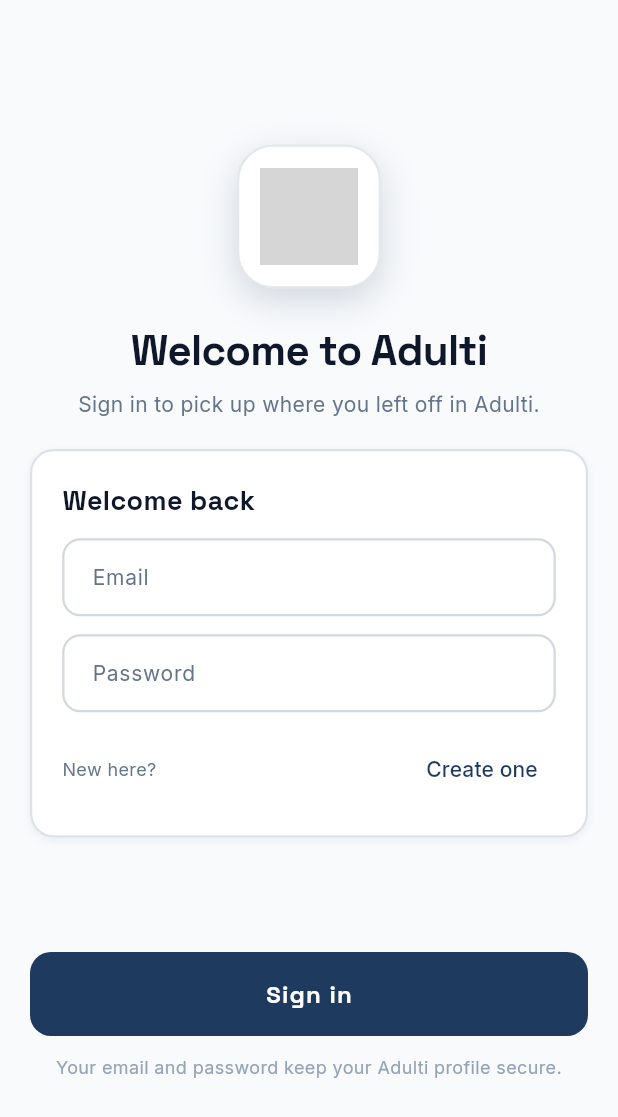
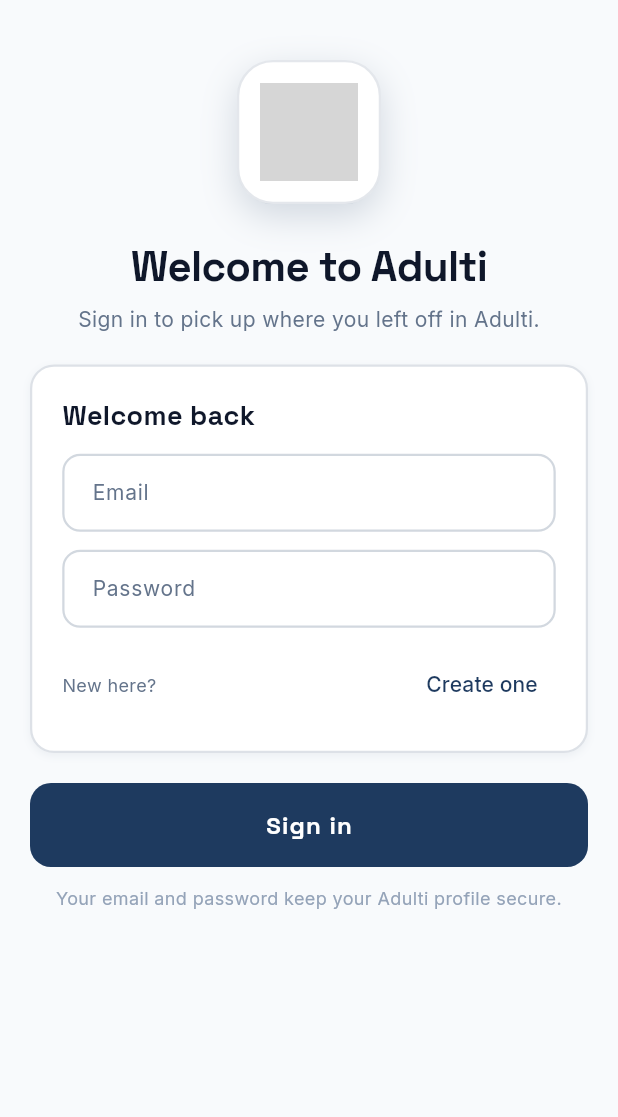
Before and after one commit to larrylaa/Adulti, a Flutter app: the screen it shows after launch, on a phone screen of 412 x 824 dp. Shown: the top 1117 px of the screen. Run offline on Flutter 3.47's test engine with Material 3 defaults, Android fonts, the phone set to English and light mode, and no system bars; drawn by our look-alikes of flutter_animate; our stand-ins replace cloud_firestore, firebase_auth, firebase_core, flutter_riverpod, google_fonts, shared_preferences; accounts and stored records are empty; grey boxes are pictures that could not be loaded.

Commit message:
fix: sizing

```diff
--- a/lib/features/auth/auth_screen.dart
+++ b/lib/features/auth/auth_screen.dart
@@ -82,14 +82,22 @@
 
   @override
   Widget build(BuildContext context) {
+    final bottomInset = MediaQuery.of(context).viewInsets.bottom;
+
     return Scaffold(
       backgroundColor: AppColors.background,
       body: SafeArea(
-        child: Padding(
-          padding: const EdgeInsets.fromLTRB(20, 20, 20, 28),
+        child: LayoutBuilder(
+          builder: (context, constraints) {
+            return SingleChildScrollView(
+              keyboardDismissBehavior: ScrollViewKeyboardDismissBehavior.onDrag,
+              padding: EdgeInsets.fromLTRB(20, 20, 20, 28 + bottomInset),
+              child: ConstrainedBox(
+                constraints: BoxConstraints(minHeight: constraints.maxHeight),
                 child: Column(
+                  mainAxisSize: MainAxisSize.min,
                   children: [
-              const Spacer(flex: 1),
+                    const SizedBox(height: 20),
                     Container(
                           width: 96,
                           height: 96,
@@ -109,7 +117,10 @@
                               ),
                             ],
                           ),
-                    child: Image.asset('adultinlogo.png', fit: BoxFit.contain),
+                          child: Image.asset(
+                            'adultinlogo.png',
+                            fit: BoxFit.contain,
+                          ),
                         )
                         .animate()
                         .fadeIn(duration: 600.ms, delay: 120.ms)
@@ -156,7 +167,9 @@
                               keyboardType: TextInputType.emailAddress,
                               autocorrect: false,
                               textInputAction: TextInputAction.next,
-                        decoration: const InputDecoration(labelText: 'Email'),
+                              decoration: const InputDecoration(
+                                labelText: 'Email',
+                              ),
                               validator: (value) {
                                 final text = value?.trim() ?? '';
                                 if (text.isEmpty) {
@@ -217,7 +230,7 @@
                         ),
                       ),
                     ).animate().fadeIn(duration: 400.ms, delay: 360.ms),
-              const Spacer(flex: 1),
+                    const SizedBox(height: 20),
                     SizedBox(
                       width: double.infinity,
                       child: FilledButton(
@@ -226,9 +239,13 @@
                             ? const SizedBox(
                                 height: 18,
                                 width: 18,
-                          child: CircularProgressIndicator(strokeWidth: 2),
+                                child: CircularProgressIndicator(
+                                  strokeWidth: 2,
+                                ),
                               )
-                      : Text(_isRegisterMode ? 'Create account' : 'Sign in'),
+                            : Text(
+                                _isRegisterMode ? 'Create account' : 'Sign in',
+                              ),
                       ),
                     ),
                     const SizedBox(height: 12),
@@ -240,9 +257,12 @@
                         color: AppColors.textMuted,
                       ),
                     ),
-              const Spacer(flex: 1),
+                    const SizedBox(height: 20),
                   ],
                 ),
+              ),
+            );
+          },
         ),
       ),
     );
--- a/lib/features/dashboard/dashboard_screen.dart
+++ b/lib/features/dashboard/dashboard_screen.dart
@@ -274,6 +274,8 @@
 }
 
 class _QuickFinanceCard extends StatelessWidget {
+  static const double _cardHeight = 170;
+
   final String label;
   final String value;
   final String subtitle;
@@ -297,6 +299,8 @@
       child: InkWell(
         onTap: onTap,
         borderRadius: BorderRadius.circular(16),
+        child: SizedBox(
+          height: _cardHeight,
           child: BentoCard(
             borderColor: accent.withValues(alpha: 0.2),
             child: Column(
@@ -350,6 +354,7 @@
                   ),
                 ),
               ],
+            ),
           ),
         ),
       ),
```
Also changed, not shown: lib/widgets/tactical_stage/character_widget.dart (+35 -21 lines). Lines whose indentation alone changed are shown as unchanged.
